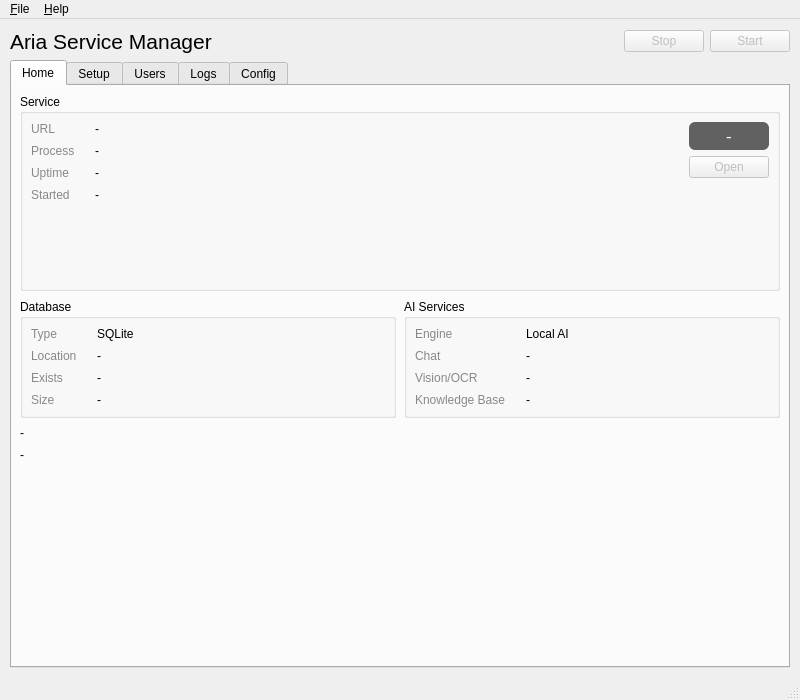
Before: the Qt Designer form src/aria/gui/ui/mainwindow.ui in malvavisc0/aria, drawn with Qt 5.
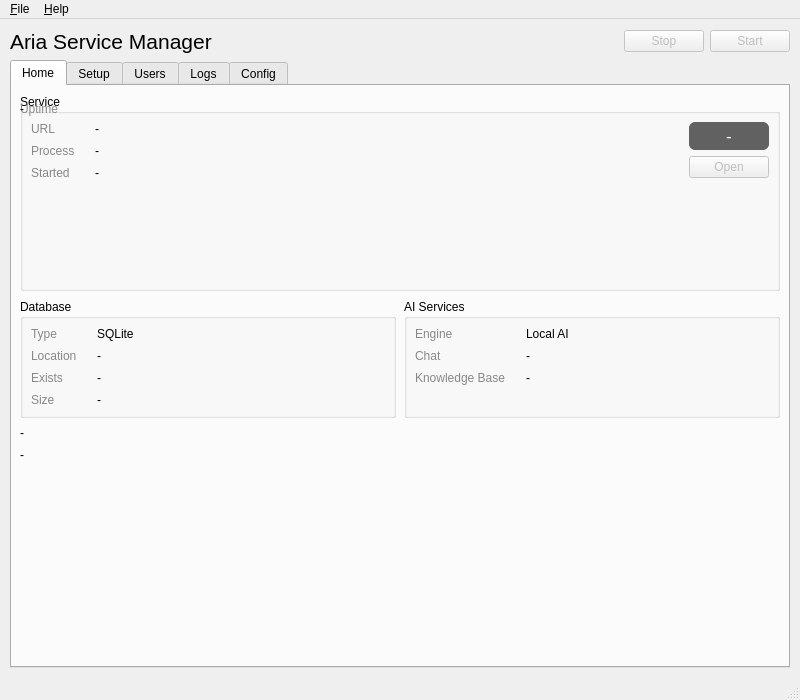
After: the same form once the commit is applied. Icons and pictures are not drawn.

Commit message: removing vision and rerank

The edit to the form file:
```diff
--- a/src/aria/gui/ui/mainwindow.ui
+++ b/src/aria/gui/ui/mainwindow.ui
@@ -195,7 +195,7 @@
                </property>
               </widget>
              </item>
-             <item row="2" column="0">
+             <item row="1" column="0">
               <widget class="QLabel" name="label_svc_uptime_lbl">
                <property name="styleSheet">
                 <string notr="true">color: #888;</string>
@@ -205,7 +205,7 @@
                </property>
               </widget>
              </item>
-             <item row="2" column="1">
+             <item row="1" column="1">
               <widget class="QLabel" name="label_ServiceUptime">
                <property name="text">
                 <string>-</string>
@@ -461,29 +461,6 @@
               </widget>
              </item>
              <item row="2" column="0">
-              <widget class="QLabel" name="label_llm_vision_lbl">
-               <property name="styleSheet">
-                <string notr="true">color: #888;</string>
-               </property>
-               <property name="text">
-                <string>Vision/OCR</string>
-               </property>
-              </widget>
-             </item>
-             <item row="2" column="1">
-              <widget class="QLabel" name="label_LLMVisionAPIURL">
-               <property name="text">
-                <string>-</string>
-               </property>
-               <property name="textFormat">
-                <enum>Qt::TextFormat::RichText</enum>
-               </property>
-               <property name="openExternalLinks">
-                <bool>true</bool>
-               </property>
-              </widget>
-             </item>
-             <item row="3" column="0">
               <widget class="QLabel" name="label_llm_vectordb_lbl">
                <property name="styleSheet">
                 <string notr="true">color: #888;</string>
@@ -493,7 +470,7 @@
                </property>
               </widget>
              </item>
-             <item row="3" column="1">
+             <item row="2" column="1">
               <widget class="QLabel" name="label_VectorDB">
                <property name="text">
                 <string>-</string>
```
Left out of the diff: 32 changed lines with no effect on the pictures. The commit also changes 34 other files.
